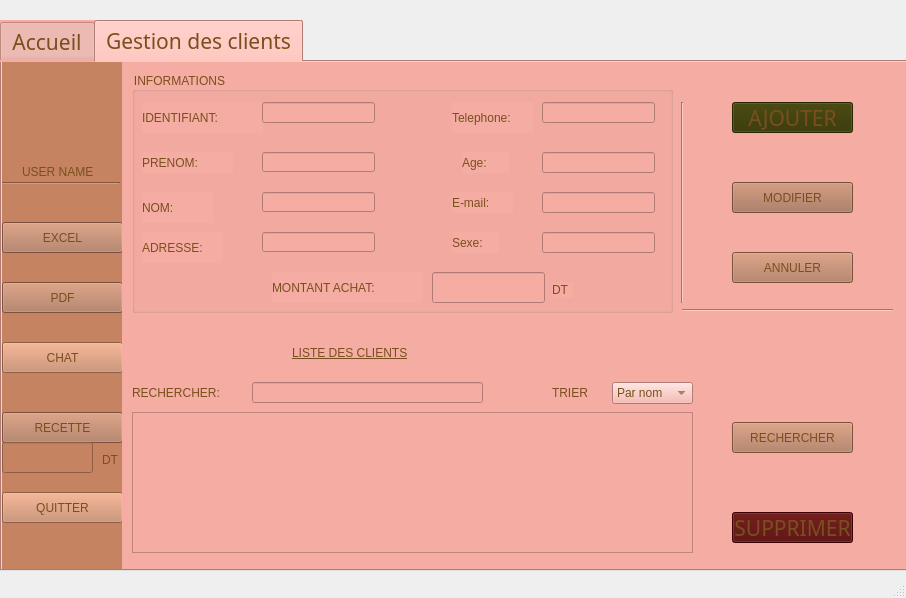
Before: the Qt Designer form Gestion_Client/GESTION CLIENTS/mainwindow.ui in hana1820/Smart_Beauty_Center_2A19, drawn with Qt 5.
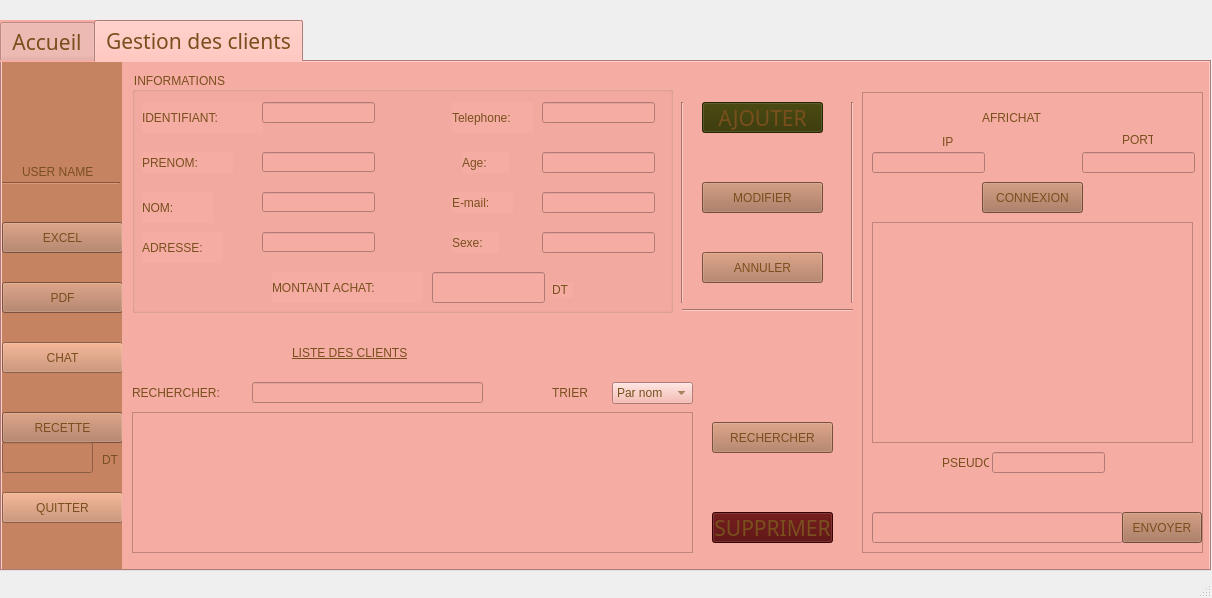
After: the same form once the commit is applied. Icons and pictures are not drawn.

Patch:
```diff
--- a/Gestion_Client/GESTION CLIENTS/mainwindow.ui
+++ b/Gestion_Client/GESTION CLIENTS/mainwindow.ui
@@ -6,7 +6,7 @@
    <rect>
     <x>0</x>
     <y>0</y>
-    <width>906</width>
+    <width>1212</width>
     <height>598</height>
    </rect>
   </property>
@@ -19,7 +19,7 @@
      <rect>
       <x>0</x>
       <y>20</y>
-      <width>911</width>
+      <width>1211</width>
       <height>551</height>
      </rect>
     </property>
@@ -264,7 +264,7 @@
      <widget class="QPushButton" name="pb_supprimer">
       <property name="geometry">
        <rect>
-        <x>730</x>
+        <x>710</x>
         <y>450</y>
         <width>121</width>
         <height>31</height>
@@ -299,7 +299,7 @@
      <widget class="QPushButton" name="pb_valider">
       <property name="geometry">
        <rect>
-        <x>730</x>
+        <x>700</x>
         <y>120</y>
         <width>121</width>
         <height>31</height>
@@ -330,7 +330,7 @@
      <widget class="QPushButton" name="pb_annuler">
       <property name="geometry">
        <rect>
-        <x>730</x>
+        <x>700</x>
         <y>190</y>
         <width>121</width>
         <height>31</height>
@@ -360,7 +360,7 @@
      <widget class="QPushButton" name="pb_ajouter">
       <property name="geometry">
        <rect>
-        <x>730</x>
+        <x>700</x>
         <y>40</y>
         <width>121</width>
         <height>31</height>
@@ -409,7 +409,7 @@
      <widget class="QPushButton" name="pb_rechercher">
       <property name="geometry">
        <rect>
-        <x>730</x>
+        <x>710</x>
         <y>360</y>
         <width>121</width>
         <height>31</height>
@@ -485,7 +485,7 @@
        <rect>
         <x>680</x>
         <y>240</y>
-        <width>211</width>
+        <width>171</width>
         <height>16</height>
        </rect>
       </property>
@@ -1019,6 +1019,175 @@
        </property>
       </item>
      </widget>
+     <widget class="QFrame" name="frame">
+      <property name="geometry">
+       <rect>
+        <x>860</x>
+        <y>30</y>
+        <width>341</width>
+        <height>461</height>
+       </rect>
+      </property>
+      <property name="frameShape">
+       <enum>QFrame::StyledPanel</enum>
+      </property>
+      <property name="frameShadow">
+       <enum>QFrame::Raised</enum>
+      </property>
+      <widget class="QLineEdit" name="lineEdit_3">
+       <property name="geometry">
+        <rect>
+         <x>10</x>
+         <y>60</y>
+         <width>113</width>
+         <height>21</height>
+        </rect>
+       </property>
+      </widget>
+      <widget class="QLineEdit" name="lineEdit_4">
+       <property name="geometry">
+        <rect>
+         <x>220</x>
+         <y>60</y>
+         <width>113</width>
+         <height>21</height>
+        </rect>
+       </property>
+      </widget>
+      <widget class="QLineEdit" name="lineEdit_5">
+       <property name="geometry">
+        <rect>
+         <x>10</x>
+         <y>420</y>
+         <width>251</width>
+         <height>31</height>
+        </rect>
+       </property>
+      </widget>
+      <widget class="QPushButton" name="pushButton_3">
+       <property name="geometry">
+        <rect>
+         <x>260</x>
+         <y>420</y>
+         <width>80</width>
+         <height>31</height>
+        </rect>
+       </property>
+       <property name="styleSheet">
+        <string notr="true">background-color: rgb(162, 108, 80);
+font:16pt &quot;Gabriola&quot;;
+</string>
+       </property>
+       <property name="text">
+        <string>ENVOYER</string>
+       </property>
+      </widget>
+      <widget class="QTextEdit" name="textEdit">
+       <property name="geometry">
+        <rect>
+         <x>10</x>
+         <y>130</y>
+         <width>321</width>
+         <height>221</height>
+        </rect>
+       </property>
+      </widget>
+      <widget class="QLabel" name="label_24">
+       <property name="geometry">
+        <rect>
+         <x>80</x>
+         <y>40</y>
+         <width>16</width>
+         <height>20</height>
+        </rect>
+       </property>
+       <property name="text">
+        <string>IP</string>
+       </property>
+      </widget>
+      <widget class="QLabel" name="label_25">
+       <property name="geometry">
+        <rect>
+         <x>120</x>
+         <y>10</y>
+         <width>121</width>
+         <height>31</height>
+        </rect>
+       </property>
+       <property name="styleSheet">
+        <string notr="true">font: 25pt &quot;Gabriola&quot;;</string>
+       </property>
+       <property name="text">
+        <string>AFRICHAT</string>
+       </property>
+      </widget>
+      <widget class="QPushButton" name="pushButton">
+       <property name="geometry">
+        <rect>
+         <x>120</x>
+         <y>90</y>
+         <width>101</width>
+         <height>31</height>
+        </rect>
+       </property>
+       <property name="styleSheet">
+        <string notr="true">background-color: rgb(162, 108, 80);
+font:16pt &quot;Gabriola&quot;;</string>
+       </property>
+       <property name="text">
+        <string>CONNEXION</string>
+       </property>
+      </widget>
+      <widget class="QLabel" name="label_26">
+       <property name="geometry">
+        <rect>
+         <x>260</x>
+         <y>40</y>
+         <width>31</width>
+         <height>16</height>
+        </rect>
+       </property>
+       <property name="text">
+        <string>PORT</string>
+       </property>
+      </widget>
+      <widget class="QLineEdit" name="lineEdit_6">
+       <property name="geometry">
+        <rect>
+         <x>130</x>
+         <y>360</y>
+         <width>113</width>
+         <height>21</height>
+        </rect>
+       </property>
+      </widget>
+      <widget class="QLabel" name="label_27">
+       <property name="geometry">
+        <rect>
+         <x>80</x>
+         <y>360</y>
+         <width>47</width>
+         <height>21</height>
+        </rect>
+       </property>
+       <property name="text">
+        <string>PSEUDO</string>
+       </property>
+      </widget>
+     </widget>
+     <widget class="Line" name="line_5">
+      <property name="geometry">
+       <rect>
+        <x>840</x>
+        <y>40</y>
+        <width>20</width>
+        <height>201</height>
+       </rect>
+      </property>
+      <property name="orientation">
+       <enum>Qt::Vertical</enum>
+      </property>
+     </widget>
     </widget>
    </widget>
   </widget>
```
Left out of the diff: 6 changed lines with no effect on the pictures.
